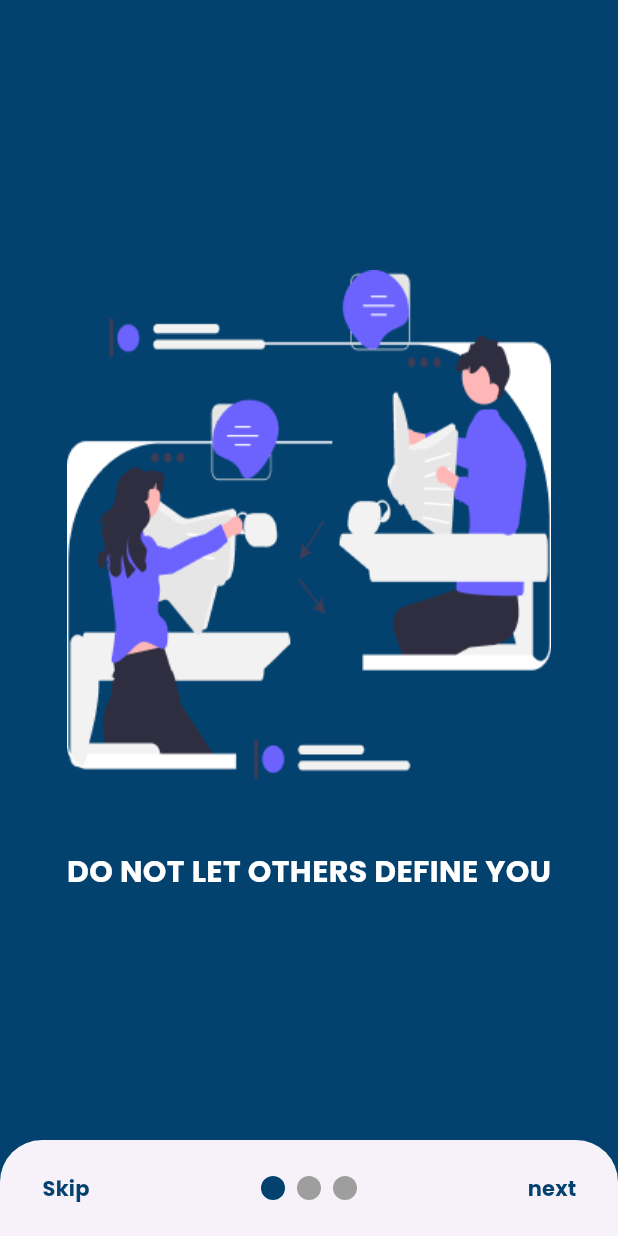
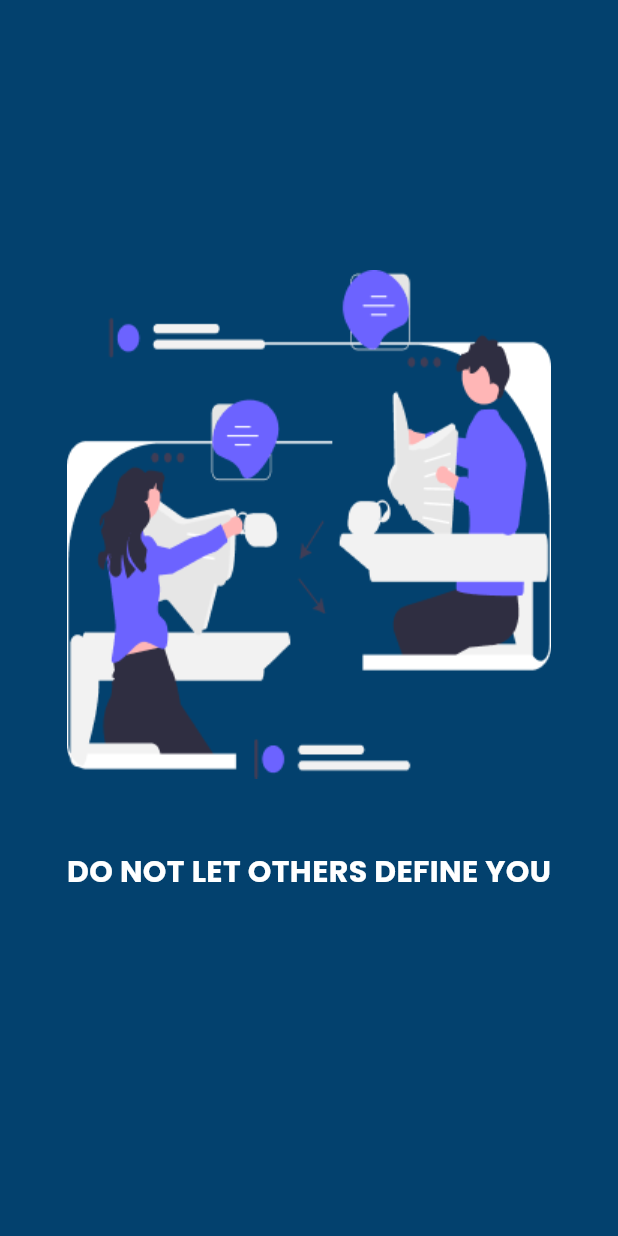
Before and after one commit to ali72-20/gp_east_news, a Flutter app: the screen it shows after launch, on a phone screen of 412 x 824 dp. Run offline on Flutter 3.47's test engine with Material 3 defaults, Android fonts, the phone set to English and light mode, and no system bars; drawn by our look-alikes of smooth_page_indicator; our stand-ins replace shared_preferences.

Commit message:
% refactor code

```diff
--- a/lib/UI/Screens/LogIn.dart
+++ b/lib/UI/Login/LogIn.dart
@@ -3,9 +3,9 @@ import 'package:flutter/material.dart';
 import 'package:gp_east_news/UI/ConstantKeies/ConstKey.dart';
 import 'package:shared_preferences/shared_preferences.dart';
 
-import '../Components/LoginBar.dart';
-import '../Components/LoginForm.dart';
-import '../Components/TextComp.dart';
+import 'LoginBar.dart';
+import 'LoginForm.dart';
+import 'TextComp.dart';
 
 class Login extends StatefulWidget {
   const Login({super.key});
--- a/lib/UI/Screens/SplashScreen.dart
+++ b/lib/UI/Screens/SplashScreen.dart
@@ -2,7 +2,7 @@ import 'package:flutter/cupertino.dart';
 import 'package:flutter/material.dart';
 import 'package:flutter/services.dart';
 import 'package:gp_east_news/UI/onboarding/onboarding_view.dart';
-import 'LogIn.dart';
+import '../Login/LogIn.dart';
 
 class Splashscreen extends StatefulWidget {
   Splashscreen({super.key, required this.onboaring});
--- a/lib/UI/onboarding/onboarding_view.dart
+++ b/lib/UI/onboarding/onboarding_view.dart
@@ -1,10 +1,9 @@
 import 'package:flutter/material.dart';
-import 'package:gp_east_news/UI/ConstantKeies/ConstKey.dart';
-import 'package:gp_east_news/UI/Screens/LogIn.dart';
 import 'package:gp_east_news/UI/colors/colors.dart';
 import 'package:shared_preferences/shared_preferences.dart';
 import 'package:smooth_page_indicator/smooth_page_indicator.dart';
-
+import '../ConstantKeies/ConstKey.dart';
+import '../Login/LogIn.dart';
 import 'onboaring_model.dart';
 
 class onboarding_view extends StatefulWidget {
@@ -16,62 +15,38 @@ class onboarding_view extends StatefulWidget {
 
 class _onboarding_viewState extends State<onboarding_view> {
   final controller = onboarind_model();
-  final pageController = PageController();
+  late final pageController;
   bool isFinalPage = false;
+
+  @override
+  void initState() {
+    // TODO: implement initState
+    super.initState();
+    pageController = PageController();
+  }
+
+  @override
+  void dispose() {
+    // TODO: implement dispose
+    pageController.dispose();
+    super.dispose();
+  }
 
   @override
   Widget build(BuildContext context) {
     return Scaffold(
       backgroundColor: primary_color,
-      bottomSheet: Container(
-        decoration: const BoxDecoration(
+      body: Column(
+        children: [
+          Container(
+            height: MediaQuery.of(context).size.height,
+            child: PageView.builder(
+                itemCount: controller.items.length,
+                onPageChanged: (index) => setState(
+                  () {
+                    isFinalPage = index == controller.items.length - 1;
+                  },
                 ),
-        margin: const EdgeInsets.symmetric(horizontal: 12, vertical: 8),
-        child: isFinalPage
-            ? getStartedButtton()
-            : Row(
-                mainAxisAlignment: MainAxisAlignment.spaceBetween,
-                children: [
-                  TextButton(
-                    onPressed: () =>
-                        pageController.jumpToPage(controller.items.length - 1),
-                    child: Text(
-                      'Skip',
-                      style: TextStyle(
-                          color: primary_color, fontFamily: 'Poppins'),
-                    ),
-                  ),
-                  SmoothPageIndicator(
-                    controller: pageController,
-                    count: controller.items.length,
-                    onDotClicked: (index) => pageController.animateToPage(index,
-                        duration: const Duration(milliseconds: 600),
-                        curve: Curves.easeIn),
-                    effect: WormEffect(
-                      activeDotColor: primary_color,
-                    ),
-                  ),
-                  TextButton(
-                    onPressed: () => pageController.nextPage(
-                        duration: const Duration(
-                          milliseconds: 600,
-                        ),
-                        curve: Curves.easeIn),
-                    child: Text(
-                      'next',
-                      style: TextStyle(
-                          color: primary_color, fontFamily: 'Poppins'),
-                    ),
-                  ),
-                ],
-              ),
-      ),
-      body: Container(
-        child: PageView.builder(
-          onPageChanged: (index) => setState(() {
-            isFinalPage = index == controller.items.length - 1;
-          }),
-          itemCount: controller.items.length,
                 controller: pageController,
                 itemBuilder: (context, index) {
                   return Column(
@@ -90,28 +65,31 @@ class _onboarding_viewState extends State<onboarding_view> {
                 },
             ),
           ),
+        ],
+
+      ),
     );
   }
 
   Widget getStartedButtton() {
     return Container(
       decoration: BoxDecoration(
+        color: primary_color,
         borderRadius: BorderRadius.circular(12),
       ),
-
-      width: MediaQuery.of(context).size.width * .9,
+      width: MediaQuery.of(context).size.width * 9,
       child: TextButton(
-        onPressed: () async{
-
+        onPressed: () async {
           final pres = await SharedPreferences.getInstance();
           pres.setBool(constKey.onBoaring, true);
-          if(!mounted) return;
+          if (!mounted) return;
 
-          Navigator.pushReplacement(context, MaterialPageRoute(builder: (_)=>const Login()));
+          Navigator.pushReplacement(
+              context, MaterialPageRoute(builder: (_) => const Login()));
         },
-        child:  Text(
+        child: const Text(
           "Get Start",
-          style: TextStyle(color: primary_color, fontFamily: 'Poppins'),
+          style: TextStyle(color: Colors.white, fontFamily: 'Poppins'),
         ),
       ),
     );
```
Also changed, not shown: lib/UI/Login/LoginBar.dart (renamed from lib/UI/Components/LoginBar.dart), lib/UI/Login/LoginForm.dart (renamed from lib/UI/Components/LoginForm.dart), lib/UI/Login/TextComp.dart (renamed from lib/UI/Components/TextComp.dart), lib/UI/Login/inputComp.dart (renamed from lib/UI/Components/inputComp.dart). Lines whose indentation alone changed are shown as unchanged.
